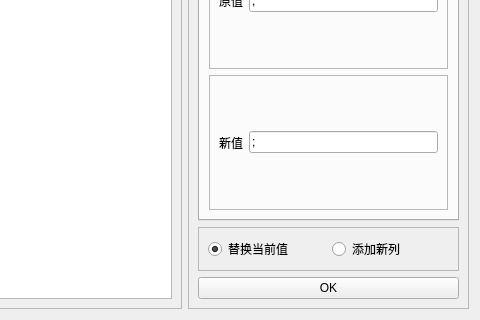
This is SciTools2/popup/clean/uipy/replace_column.ui in xihuyu20000/learn-python as Qt 5 draws it before an edit; both pictures show x 111 to 591 and y 123 to 443 of the 591 by 443 pixel window. The edited form follows.
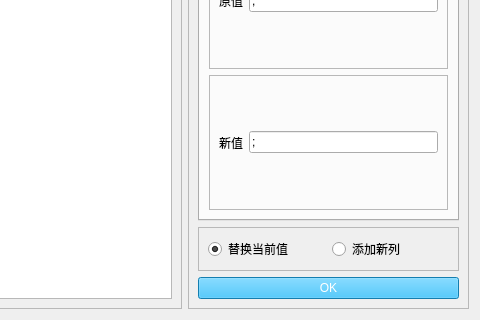
This is the edited form.

```diff
--- a/SciTools2/popup/clean/uipy/replace_column.ui
+++ b/SciTools2/popup/clean/uipy/replace_column.ui
@@ -220,6 +220,9 @@
       </item>
       <item>
        <widget class="QPushButton" name="ok_button">
+        <property name="styleSheet">
+         <string notr="true">color: rgb(255, 255, 255); background-color: rgb(28, 177, 245);</string>
+        </property>
         <property name="text">
          <string>OK</string>
         </property>
```
